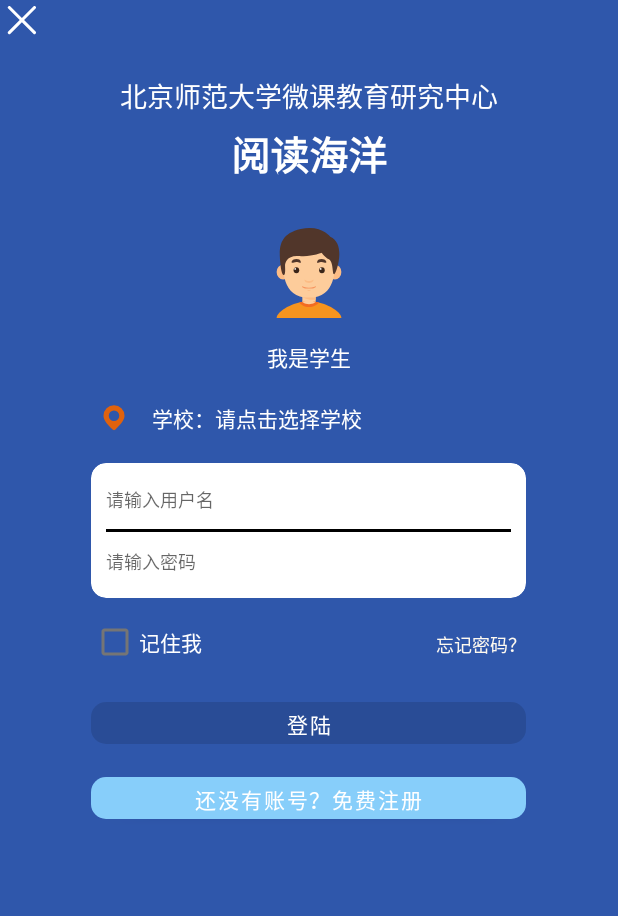
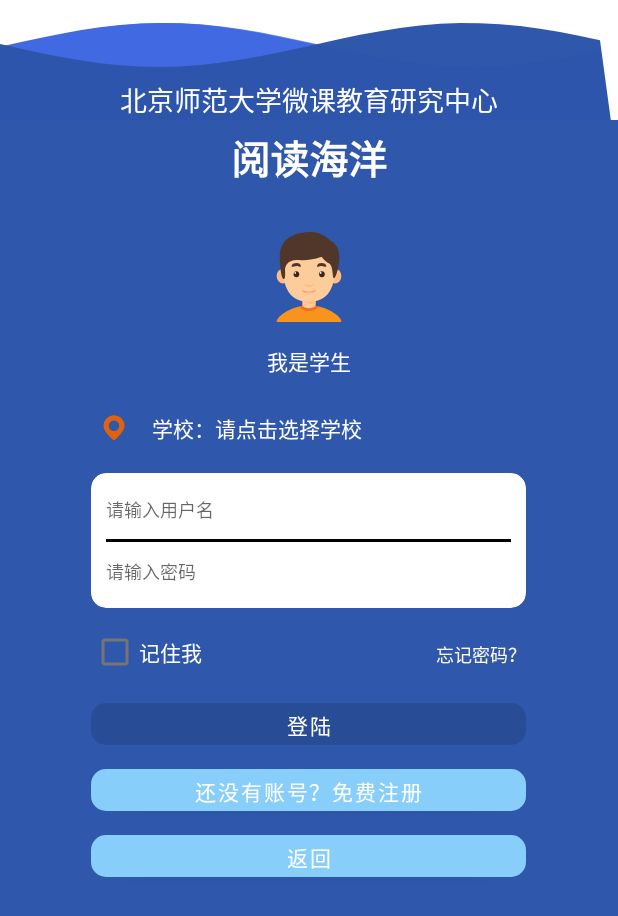
Before and after one commit to SakurasQAQ/ydhyfinal, an Android app: the LoginActivity screen opened directly, with no data from a screen before it, on a phone screen of 412 x 824 dp. Shown: the top 916 px of the screen. Run offline under Robolectric (Android 15) with nearby library versions, the phone set to English and light mode, and no system bars; our stand-ins replace data binding; libraries missing offline, so code that uses them is left out: com.bigkoo.pickerview, com.contrarywind.interfaces, com.githang.statusbar; 1 statement that could not run was skipped.

Commit message:
阅读海洋 登录页水波效果

```diff
--- a/app/src/main/java/com/sakura/ydhyfinal/LoginActivity.java
+++ b/app/src/main/java/com/sakura/ydhyfinal/LoginActivity.java
@@ -5,6 +5,7 @@ import androidx.databinding.DataBindingUtil;
 
 import androidx.lifecycle.ViewModelProvider;
 
+import android.app.Activity;
 import android.app.Dialog;
 import android.content.Context;
 import android.content.Intent;
@@ -24,6 +25,7 @@ import android.widget.Toast;
 
 import com.bigkoo.pickerview.builder.OptionsPickerBuilder;
 import com.bigkoo.pickerview.view.OptionsPickerView;
+import com.githang.statusbar.StatusBarCompat;
 import com.sakura.ydhyfinal.Glable.Glable;
 import com.sakura.ydhyfinal.ViewModel.LoginViewModel;
 import com.sakura.ydhyfinal.databinding.ActivityLoginBinding;
@@ -111,6 +113,7 @@ public class LoginActivity extends AppCompatActivity {
         setContentView(R.layout.activity_login);
         binding = DataBindingUtil.setContentView(this,R.layout.activity_login);
 
+
         myLoginViewmodel = new ViewModelProvider(this).get(LoginViewModel.class);
 
 
@@ -148,6 +151,8 @@ public class LoginActivity extends AppCompatActivity {
     }
 
     private void init(){
+        StatusBarCompat.setStatusBarColor(this, getResources().getColor(R.color.white));
+
         binding.loginBtnLogin.setEnabled(false);
         binding.loginImgChange.setImageResource(R.drawable.login_xuesheng);
         binding.loginPersonalcg.setText("我是学生");
--- /dev/null
+++ b/app/src/main/java/com/sakura/ydhyfinal/weight/WaveViewBySinCos.java
@@ -0,0 +1,274 @@
+package com.sakura.ydhyfinal.weight;
+
+import android.animation.ValueAnimator;
+import android.content.Context;
+import android.content.res.TypedArray;
+import android.graphics.Canvas;
+import android.graphics.Paint;
+import android.graphics.Path;
+import android.util.AttributeSet;
+import android.util.TypedValue;
+import android.view.View;
+import android.view.animation.LinearInterpolator;
+import com.sakura.ydhyfinal.R;
+
+
+
+/**
+ * Created by allen on 2017/6/20.
+ * /**
+ * y=A*sin(ωx+φ)+k
+ * <p>
+ * A—振幅越大，波形在y轴上最大与最小值的差值越大
+ * ω—角速度， 控制正弦周期(单位角度内震动的次数)
+ * φ—初相，反映在坐标系上则为图像的左右移动。这里通过不断改变φ,达到波浪移动效果
+ * k—偏距，反映在坐标系上则为图像的上移或下移。
+ */
+
+public class WaveViewBySinCos extends View {
+
+    private Context mContext;
+    /**
+     * 振幅
+     */
+    private int A;
+    /**
+     * 偏距
+     */
+    private int K;
+
+    /**
+     * 波形的颜色
+     */
+    private int waveColor = 0xaaFF7E37;
+
+    /**
+     * 初相
+     */
+    private float φ;
+
+    /**
+     * 波形移动的速度
+     */
+    private float waveSpeed = 3f;
+
+    /**
+     * 角速度
+     */
+    private double ω;
+
+    /**
+     * 开始位置相差多少个周期
+     */
+    private double startPeriod;
+
+    /**
+     * 是否直接开启波形
+     */
+    private boolean waveStart;
+
+    private Path path;
+    private Paint paint;
+
+    private static final int SIN = 0;
+    private static final int COS = 1;
+
+    private int waveType;
+
+    private static final int TOP = 0;
+    private static final int BOTTOM = 1;
+
+    private int waveFillType;
+
+    private ValueAnimator valueAnimator;
+
+    public WaveViewBySinCos(Context context, AttributeSet attrs) {
+        super(context, attrs);
+        mContext = context;
+        getAttr(attrs);
+        K = A;
+        initPaint();
+
+        initAnimation();
+    }
+
+    private void getAttr(AttributeSet attrs) {
+        TypedArray typedArray = mContext.obtainStyledAttributes(attrs, R.styleable.RadarWaveView);
+
+        waveType = typedArray.getInt(R.styleable.RadarWaveView_waveType, SIN);
+        waveFillType = typedArray.getInt(R.styleable.RadarWaveView_waveFillType, BOTTOM);
+        A = typedArray.getDimensionPixelOffset(R.styleable.RadarWaveView_waveAmplitude, dp2px(10));
+        waveColor = typedArray.getColor(R.styleable.RadarWaveView_waveColor, waveColor);
+        waveSpeed = typedArray.getFloat(R.styleable.RadarWaveView_waveSpeed, waveSpeed);
+        startPeriod = typedArray.getFloat(R.styleable.RadarWaveView_waveStartPeriod, 0);
+        waveStart = typedArray.getBoolean(R.styleable.RadarWaveView_waveStart, false);
+
+        typedArray.recycle();
+    }
+
+    private void initPaint() {
+        path = new Path();
+        paint = new Paint(Paint.ANTI_ALIAS_FLAG);
+        paint.setAntiAlias(true);
+        paint.setStyle(Paint.Style.FILL_AND_STROKE);
+        paint.setColor(waveColor);
+    }
+
+    @Override
+    protected void onSizeChanged(int w, int h, int oldw, int oldh) {
+        super.onSizeChanged(w, h, oldw, oldh);
+        ω = 2 * Math.PI / getWidth();
+    }
+
+    @Override
+    protected void onDraw(Canvas canvas) {
+
+        switch (waveType) {
+            case SIN:
+                drawSin(canvas);
+                break;
+            case COS:
+                drawCos(canvas);
+                break;
+        }
+
+    }
+
+
+    /**
+     * 根据cos函数绘制波形
+     *
+     * @param canvas
+     */
+    private void drawCos(Canvas canvas) {
+
+        switch (waveFillType) {
+            case TOP:
+                fillTop(canvas);
+                break;
+            case BOTTOM:
+                fillBottom(canvas);
+                break;
+        }
+    }
+
+    /**
+     * 根据sin函数绘制波形
+     *
+     * @param canvas
+     */
+    private void drawSin(Canvas canvas) {
+
+        switch (waveFillType) {
+            case TOP:
+                fillTop(canvas);
+                break;
+            case BOTTOM:
+                fillBottom(canvas);
+                break;
+        }
+
+    }
+
+    /**
+     * 填充波浪上面部分
+     */
+    private void fillTop(Canvas canvas) {
+
+        φ -= waveSpeed / 100;
+        float y;
+
+        path.reset();
+        path.moveTo(0, getHeight());
+
+        for (float x = 0; x <= getWidth(); x += 20) {
+            y = (float) (A * Math.sin(ω * x + φ + Math.PI * startPeriod) + K);
+            path.lineTo(x, getHeight() - y);
+        }
+
+        path.lineTo(getWidth(), 0);
+        path.lineTo(0, 0);
+        path.close();
+
+        canvas.drawPath(path, paint);
+
+    }
+
+    /**
+     * 填充波浪下面部分
+     */
+    private void fillBottom(Canvas canvas) {
+
+        φ -= waveSpeed / 100;
+        float y;
+
+        path.reset();
+        path.moveTo(0, 0);
+
+        for (float x = 0; x <= getWidth(); x += 20) {
+            y = (float) (A * Math.sin(ω * x + φ + Math.PI * startPeriod) + K);
+            path.lineTo(x, y);
+        }
+
+        //填充矩形
+        path.lineTo(getWidth(), getHeight());
+        path.lineTo(0, getHeight());
+        path.close();
+
+        canvas.drawPath(path, paint);
+
+    }
+
+    private void initAnimation() {
+        valueAnimator = ValueAnimator.ofInt(0, getWidth());
+        valueAnimator.setDuration(1000);
+        valueAnimator.setRepeatCount(ValueAnimator.INFINITE);
+        valueAnimator.setInterpolator(new LinearInterpolator());
+        valueAnimator.addUpdateListener(new ValueAnimator.AnimatorUpdateListener() {
+            @Override
+            public void onAnimationUpdate(ValueAnimator animation) {
+                /**
+                 * 刷新页面调取onDraw方法，通过变更φ 达到移动效果
+                 */
+                invalidate();
+            }
+        });
+        if (waveStart) {
+            valueAnimator.start();
+        }
+    }
+
+    public void startAnimation() {
+        if (valueAnimator != null) {
+            valueAnimator.start();
+        }
+    }
+
+    public void stopAnimation() {
+        if (valueAnimator != null) {
+            valueAnimator.cancel();
+        }
+    }
+
+    public void pauseAnimation() {
+        if (valueAnimator != null) {
+            valueAnimator.pause();
+        }
+    }
+
+    public void resumeAnimation() {
+        if (valueAnimator != null) {
+            valueAnimator.resume();
+        }
+    }
+
+    /**
+     * dp 2 px
+     *
+     * @param dpVal
+     */
+    protected int dp2px(int dpVal) {
+        return (int) TypedValue.applyDimension(TypedValue.COMPLEX_UNIT_DIP,
+                dpVal, getResources().getDisplayMetrics());
+    }
+}
--- a/app/src/main/res/layout/activity_login.xml
+++ b/app/src/main/res/layout/activity_login.xml
@@ -3,6 +3,7 @@
     xmlns:app="http://schemas.android.com/apk/res-auto"
     xmlns:tools="http://schemas.android.com/tools"
     android:theme="@style/loginpage"
+    xmlns:wave="http://schemas.android.com/apk/res-auto"
     >
 
     <data>
@@ -16,32 +17,76 @@
         android:background="@color/loginblue"
         tools:context=".LoginActivity">
 
-        <ImageButton
-            android:id="@+id/login_btn_back"
-            android:layout_width="20dp"
-            android:layout_height="20dp"
-            android:layout_marginStart="4dp"
-            android:layout_marginTop="4dp"
-            android:background="?attr/selectableItemBackgroundBorderless"
+        <FrameLayout
+            android:id="@+id/frameLayout"
+            android:layout_width="0dp"
+            android:layout_height="80dp"
+            android:background="@color/white"
+            android:paddingTop="15dp"
+            app:layout_constraintEnd_toEndOf="parent"
             app:layout_constraintStart_toStartOf="parent"
-            app:layout_constraintTop_toTopOf="parent"
-            android:scaleType="centerCrop"
-            app:srcCompat="@drawable/ic_close" />
+            app:layout_constraintTop_toTopOf="parent">
+
+            <com.sakura.ydhyfinal.weight.WaveViewBySinCos
+
+                android:id="@+id/wave_sin0"
+                android:layout_width="match_parent"
+                android:layout_height="100dp"
+
+
+                wave:waveAmplitude="15dp"
+                wave:waveColor="#6989EA"
+                wave:waveFillType="bottom"
+                wave:waveSpeed="3"
+                wave:waveStart="true"
+                wave:waveStartPeriod="3"
+                wave:waveType="sin" />
+
+
+            <com.sakura.ydhyfinal.weight.WaveViewBySinCos
+
+                android:id="@+id/wave_sin"
+                android:layout_width="match_parent"
+                android:layout_height="100dp"
+
+
+                wave:waveAmplitude="15dp"
+                wave:waveColor="@color/royalblue"
+                wave:waveFillType="bottom"
+                wave:waveSpeed="2"
+                wave:waveStart="true"
+                wave:waveStartPeriod="1"
+                wave:waveType="cos" />
+
+            <com.sakura.ydhyfinal.weight.WaveViewBySinCos
+                android:id="@+id/wave_sin2"
+                android:layout_width="match_parent"
+                android:layout_height="100dp"
+                wave:waveAmplitude="15dp"
+                wave:waveColor="@color/loginblue"
+                wave:waveFillType="bottom"
+                wave:waveSpeed="1"
+                wave:waveStart="true"
+                wave:waveStartPeriod="0"
+                wave:waveType="sin" />
+
+
+        </FrameLayout>
+
 
         <TextView
             android:id="@+id/textView1"
             android:layout_width="wrap_content"
             android:layout_height="wrap_content"
 
-            android:layout_marginTop="50dp"
             android:gravity="center_horizontal"
             android:text="北京师范大学微课教育研究中心"
             android:textColor="@color/white"
             android:textSize="18sp"
+            app:layout_constraintBottom_toBottomOf="@+id/frameLayout"
+
             app:layout_constraintEnd_toEndOf="parent"
             app:layout_constraintStart_toStartOf="parent"
-
-            app:layout_constraintTop_toTopOf="parent"
             tools:textStyle="bold" />
 
         <TextView
@@ -84,24 +129,25 @@
             android:layout_width="310dp"
             android:layout_height="wrap_content"
 
+            android:layout_marginTop="4dp"
             android:paddingLeft="10dp"
             android:paddingRight="10dp"
+
             app:layout_constraintEnd_toEndOf="parent"
             app:layout_constraintHorizontal_bias="0.495"
-
             app:layout_constraintStart_toStartOf="parent"
             app:layout_constraintTop_toBottomOf="@+id/login_personalcg">
 
             <LinearLayout
                 android:id="@+id/ll_position"
+                android:layout_width="match_parent"
+                android:layout_height="wrap_content"
                 android:clickable="true"
                 android:focusable="true"
+                android:orientation="horizontal"
+                android:paddingLeft="5dp"
                 android:paddingTop="5dp"
                 android:paddingBottom="5dp"
-                android:paddingLeft="5dp"
-                android:layout_width="match_parent"
-                android:layout_height="wrap_content"
-                android:orientation="horizontal"
                 app:layout_constraintBottom_toTopOf="@+id/CardView"
                 app:layout_constraintEnd_toEndOf="parent"
                 app:layout_constraintStart_toStartOf="parent"
@@ -117,9 +163,9 @@
 
                 <TextView
                     android:id="@+id/tv_location"
-                    android:layout_gravity="center"
                     android:layout_width="wrap_content"
                     android:layout_height="wrap_content"
+                    android:layout_gravity="center"
                     android:layout_marginLeft="15dp"
                     android:text="学校：请点击选择学校"
                     android:textColor="@color/white"
@@ -144,11 +190,11 @@
                 app:layout_constraintTop_toTopOf="parent">
 
                 <LinearLayout
-                    android:theme="@style/loginbtn"
                     android:layout_width="match_parent"
                     android:layout_height="match_parent"
                     android:orientation="vertical"
-                    android:padding="10dp">
+                    android:padding="10dp"
+                    android:theme="@style/loginbtn">
 
                     <EditText
                         android:id="@+id/login_edit_username"
@@ -215,22 +261,22 @@
                 android:id="@+id/login_btn_login"
                 android:layout_width="0dp"
                 android:layout_height="40dp"
-                android:layout_marginTop="10dp"
+                android:layout_marginTop="4dp"
 
                 android:text="登陆"
                 android:textColor="@color/white"
                 app:cornerRadius="10dp"
-                app:layout_constraintEnd_toEndOf="@+id/button"
-                app:layout_constraintStart_toStartOf="@+id/button"
+                app:layout_constraintEnd_toEndOf="parent"
+                app:layout_constraintStart_toStartOf="parent"
                 app:layout_constraintTop_toBottomOf="@+id/login_check_remember"
 
                 />
 
             <Button
-                android:id="@+id/button"
+                android:id="@+id/login_btn_resgiter"
                 android:layout_width="0dp"
                 android:layout_height="40dp"
-                android:layout_marginTop="10dp"
+                android:layout_marginTop="4dp"
 
                 android:text="还没有账号？免费注册"
                 android:textColor="@color/white"
@@ -240,7 +286,25 @@
                 app:layout_constraintStart_toStartOf="parent"
                 app:layout_constraintTop_toBottomOf="@+id/login_btn_login" />
 
+            <Button
+                android:id="@+id/login_btn_back"
+                android:layout_width="0dp"
+                android:layout_height="40dp"
+                android:layout_marginTop="4dp"
+                app:cornerRadius="10dp"
+                app:layout_constraintEnd_toEndOf="parent"
+                app:layout_constraintStart_toStartOf="parent"
+                app:layout_constraintTop_toBottomOf="@+id/login_btn_resgiter"
+                android:text="返回"
+                android:textColor="@color/white"
+
+                />
+
+
+
+
         </androidx.constraintlayout.widget.ConstraintLayout>
+
 
 
     </androidx.constraintlayout.widget.ConstraintLayout>
```
Also changed, not shown: app/src/main/java/com/sakura/ydhyfinal/main/work/WorkItemFragment.java (+4 -4 lines), app/src/main/res/values/attrs.xml (added, +62 -0 lines).
